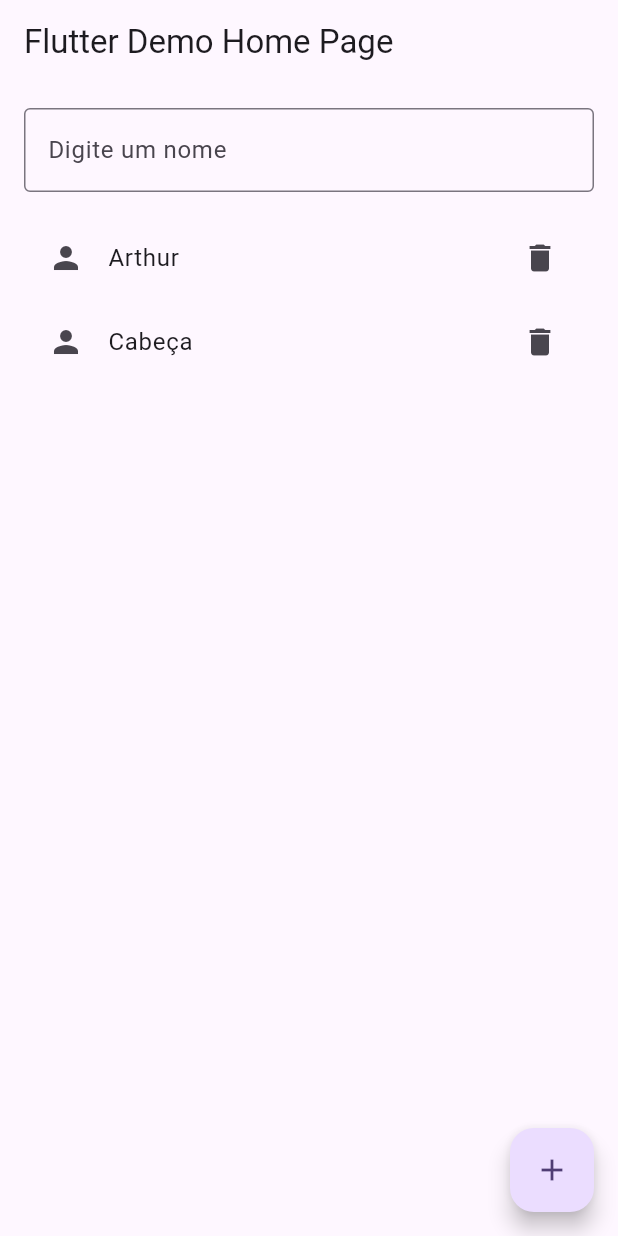
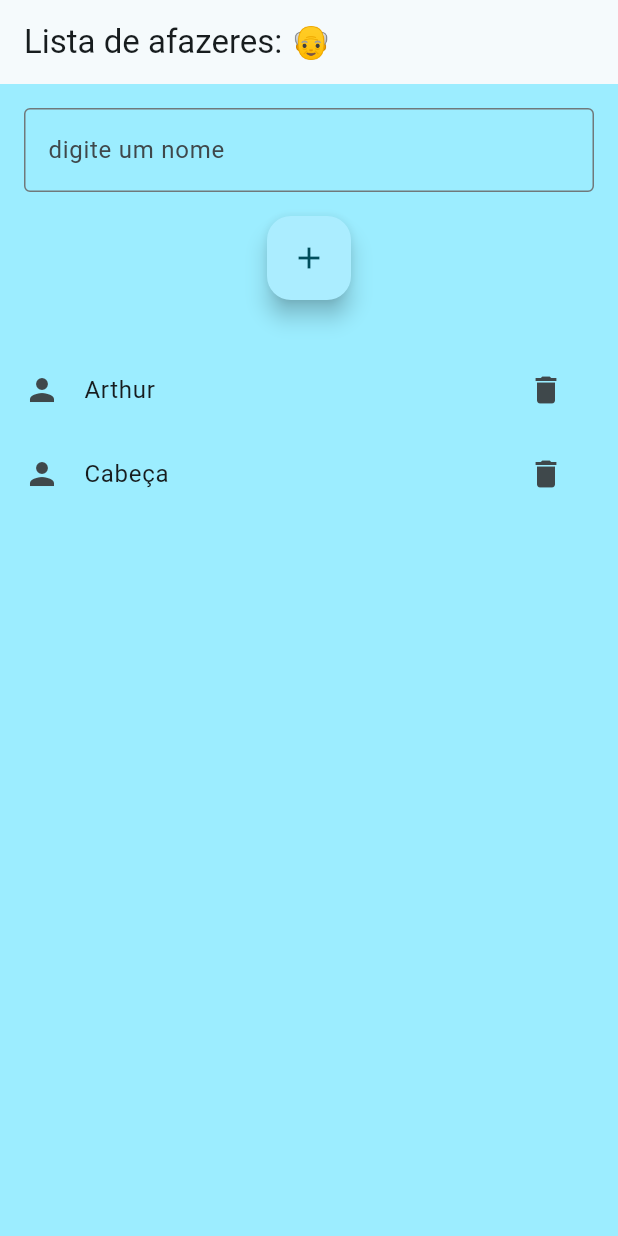
Before and after one commit to R4m0ne5/Trabalho_flutter_2, a Flutter app: the screen it shows after launch, on a phone screen of 412 x 824 dp. Run offline on Flutter 3.47's test engine with Material 3 defaults, Android fonts, the phone set to English and light mode, and no system bars.

Commit message:
Adicionado o excluir

```diff
--- a/lib/pages/home_page.dart
+++ b/lib/pages/home_page.dart
@@ -1,4 +1,6 @@
 import 'package:flutter/material.dart';
+import 'package:todo/widgets/InputWidget.dart';
+import 'package:todo/widgets/ListWidget.dart';
 
 class MyHomePage extends StatefulWidget {
   const MyHomePage({super.key, required this.title});
@@ -15,50 +17,44 @@ class _MyHomePageState extends State<MyHomePage> {
   void adicionarUsuario() {
     String nome = controller.text;
 
+    if (nome.isEmpty) {
+      return;
+    }
+
     setState(() {
       listaDeUsuarios.add(nome);
       controller.clear();
     });
   }
 
+  void removerUsuario(int index) {
+    setState(() {
+      listaDeUsuarios.removeAt(index);
+    });
+  }
+
   @override
   Widget build(BuildContext context) {
     return Scaffold(
+      backgroundColor: const Color.fromARGB(255, 156, 237, 255),
       appBar: AppBar(
         title: Text(widget.title),
       ),
-      body: Padding(
-        padding: const EdgeInsets.all(16.0),
-        child: Column(
+      body: Column(
         children: [
-            TextField(
+          InputWidget(
             controller: controller,
-              decoration: InputDecoration(
-                labelText: 'Digite um nome',
-                border: OutlineInputBorder(),
-              ),
+            onAdicionar: adicionarUsuario,
           ),
           const SizedBox(height: 16),
           Expanded(
-              child: ListView.builder(
-                itemCount: listaDeUsuarios.length,
-                itemBuilder: (context, index) {
-                  return ListTile(
-                    leading: Icon(Icons.person),
-                    trailing: Icon(Icons.delete),
-                    title: Text(listaDeUsuarios[index]),
-                  );
-                },
+            child: ListWidget(
+              listaDeUsuarios: listaDeUsuarios,
+              onRemoverUsuario: removerUsuario,
             ),
           ),
         ],
       ),
-      ),
-      floatingActionButton: FloatingActionButton(
-        onPressed: adicionarUsuario,
-        tooltip: 'Adicionar',
-        child: const Icon(Icons.add),
-      ),
     );
   }
 }
--- a/lib/todo_app.dart
+++ b/lib/todo_app.dart
@@ -10,11 +10,10 @@ class TodoApp extends StatelessWidget {
     return MaterialApp(
       title: 'Flutter Demo',
       theme: ThemeData(
-
-        colorScheme: ColorScheme.fromSeed(seedColor: Colors.deepPurple),
+        colorScheme: ColorScheme.fromSeed(seedColor: const Color.fromARGB(255, 156, 234, 255)),
         useMaterial3: true,
       ),
-      home: const MyHomePage(title: 'Flutter Demo Home Page'),
+      home: const MyHomePage(title: 'Lista de afazeres: 👴 '),
     );
   }
 }
--- /dev/null
+++ b/lib/widgets/InputWidget.dart
@@ -0,0 +1,36 @@
+import 'package:flutter/material.dart';
+
+class InputWidget extends StatelessWidget {
+  final TextEditingController controller;
+  final VoidCallback onAdicionar;
+
+  const InputWidget({
+    super.key,
+    required this.controller,
+    required this.onAdicionar,
+  });
+
+  @override
+  Widget build(BuildContext context) {
+    return Padding(
+      padding: const EdgeInsets.all(16.0),
+      child: Column(
+        children: [
+          TextField(
+            controller: controller,
+            decoration: InputDecoration(
+              labelText: 'digite um nome',
+              border: OutlineInputBorder(),
+            ),
+          ),
+          const SizedBox(height: 16),
+          FloatingActionButton(
+            onPressed: onAdicionar,
+            tooltip: 'Adicionar',
+            child: const Icon(Icons.add),
+          ),
+        ],
+      ),
+    );
+  }
+}
--- /dev/null
+++ b/lib/widgets/ListWidget.dart
@@ -0,0 +1,29 @@
+import 'package:flutter/material.dart';
+
+class ListWidget extends StatelessWidget {
+  final List<String> listaDeUsuarios;
+  final Function(int) onRemoverUsuario;
+
+  const ListWidget({
+    super.key,
+    required this.listaDeUsuarios,
+    required this.onRemoverUsuario,
+  });
+
+  @override
+  Widget build(BuildContext context) {
+    return ListView.builder(
+      itemCount: listaDeUsuarios.length,
+      itemBuilder: (context, index) {
+        return ListTile(
+          leading: const Icon(Icons.person),
+          trailing: IconButton(
+            icon: const Icon(Icons.delete),
+            onPressed: () => onRemoverUsuario(index),
+          ),
+          title: Text(listaDeUsuarios[index]),
+        );
+      },
+    );
+  }
+}
```
Lines whose indentation alone changed are shown as unchanged.
